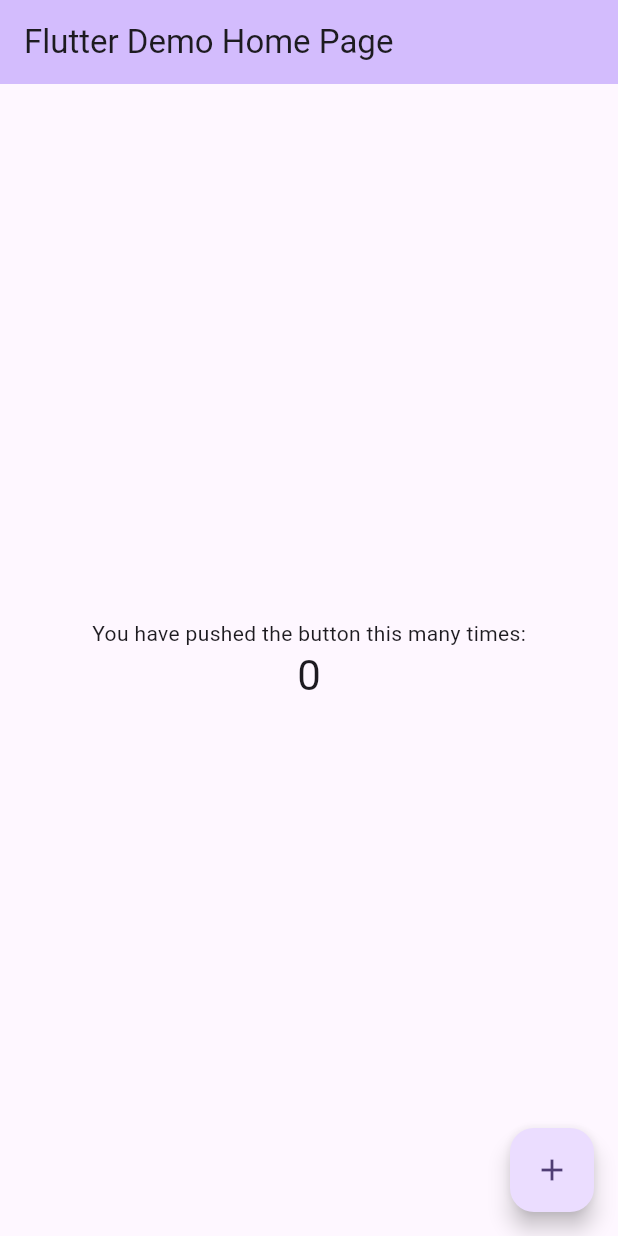
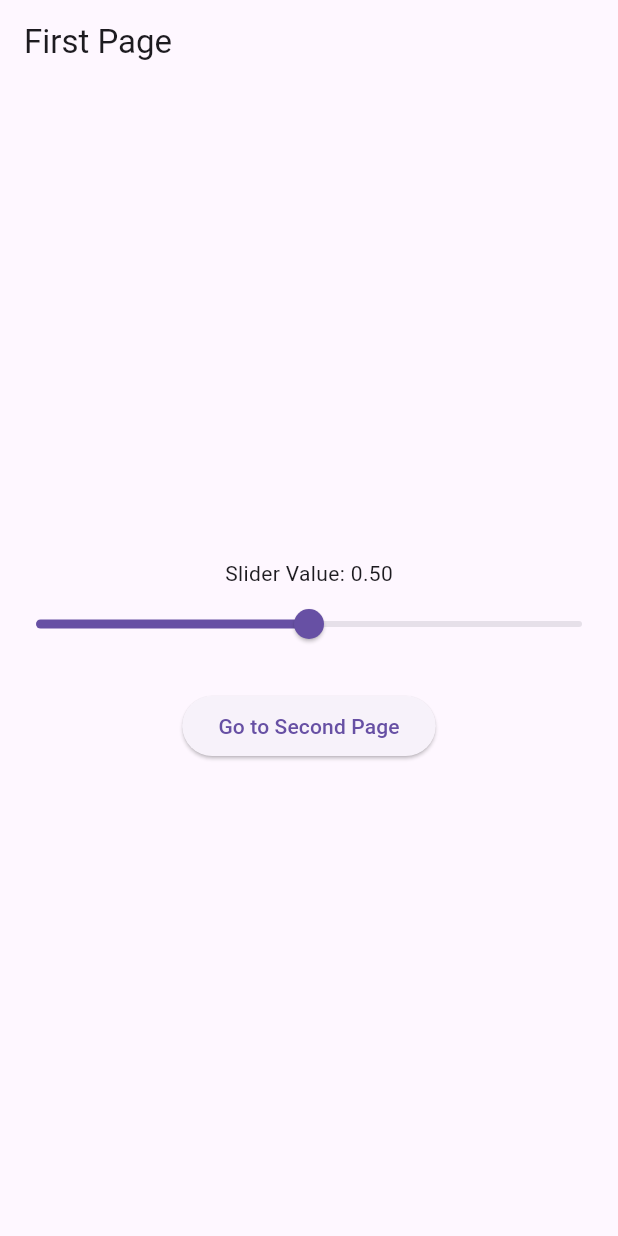
Before and after one commit to AndrewH2002/flutter_application_3, a Flutter app: the screen it shows after launch, on a phone screen of 412 x 824 dp. Run offline on Flutter 3.47's test engine with Material 3 defaults, Android fonts, the phone set to English and light mode, and no system bars.

Commit message:
tried implementing pages

```diff
--- a/lib/main.dart
+++ b/lib/main.dart
@@ -1,125 +1,105 @@
 import 'package:flutter/material.dart';
 
 void main() {
-  runApp(const MyApp());
+  runApp(MyApp());
 }
 
 class MyApp extends StatelessWidget {
-  const MyApp({super.key});
-
-  // This widget is the root of your application.commenttest
   @override
   Widget build(BuildContext context) {
     return MaterialApp(
-      title: 'Flutter Demo',
+      title: 'Flutter Multi-Page App',
       theme: ThemeData(
-        // This is the theme of your application.
-        //
-        // TRY THIS: Try running your application with "flutter run". You'll see
-        // the application has a purple toolbar. Then, without quitting the app,
-        // try changing the seedColor in the colorScheme below to Colors.green
-        // and then invoke "hot reload" (save your changes or press the "hot
-        // reload" button in a Flutter-supported IDE, or press "r" if you used
-        // the command line to start the app).
-        //
-        // Notice that the counter didn't reset back to zero; the application
-        // state is not lost during the reload. To reset the state, use hot
-        // restart instead.
-        //
-        // This works for code too, not just values: Most code changes can be
-        // tested with just a hot reload.
-        colorScheme: ColorScheme.fromSeed(seedColor: Colors.deepPurple),
-        useMaterial3: true,
+        primarySwatch: Colors.blue,
       ),
-      home: const MyHomePage(title: 'Flutter Demo Home Page'),
+      home: FirstPage(),
     );
   }
 }
 
-class MyHomePage extends StatefulWidget {
-  const MyHomePage({super.key, required this.title});
-
-  // This widget is the home page of your application. It is stateful, meaning
-  // that it has a State object (defined below) that contains fields that affect
-  // how it looks.
-
-  // This class is the configuration for the state. It holds the values (in this
-  // case the title) provided by the parent (in this case the App widget) and
-  // used by the build method of the State. Fields in a Widget subclass are
-  // always marked "final".
-
-  final String title;
-
+class FirstPage extends StatefulWidget {
   @override
-  State<MyHomePage> createState() => _MyHomePageState();
+  _FirstPageState createState() => _FirstPageState();
 }
 
-class _MyHomePageState extends State<MyHomePage> {
-  int _counter = 0;
-
-  void _incrementCounter() {
-    setState(() {
-      // This call to setState tells the Flutter framework that something has
-      // changed in this State, which causes it to rerun the build method below
-      // so that the display can reflect the updated values. If we changed
-      // _counter without calling setState(), then the build method would not be
-      // called again, and so nothing would appear to happen.
-      _counter++;
-    });
-  }
+class _FirstPageState extends State<FirstPage> {
+  double _sliderValue = 0.5;
 
   @override
   Widget build(BuildContext context) {
-    // This method is rerun every time setState is called, for instance as done
-    // by the _incrementCounter method above.
-    //
-    // The Flutter framework has been optimized to make rerunning build methods
-    // fast, so that you can just rebuild anything that needs updating rather
-    // than having to individually change instances of widgets.
     return Scaffold(
       appBar: AppBar(
-        // TRY THIS: Try changing the color here to a specific color (to
-        // Colors.amber, perhaps?) and trigger a hot reload to see the AppBar
-        // change color while the other colors stay the same.
-        backgroundColor: Theme.of(context).colorScheme.inversePrimary,
-        // Here we take the value from the MyHomePage object that was created by
-        // the App.build method, and use it to set our appbar title.
-        title: Text(widget.title),
+        title: Text('First Page'),
       ),
       body: Center(
-        // Center is a layout widget. It takes a single child and positions it
-        // in the middle of the parent.
         child: Column(
-          // Column is also a layout widget. It takes a list of children and
-          // arranges them vertically. By default, it sizes itself to fit its
-          // children horizontally, and tries to be as tall as its parent.
-          //
-          // Column has various properties to control how it sizes itself and
-          // how it positions its children. Here we use mainAxisAlignment to
-          // center the children vertically; the main axis here is the vertical
-          // axis because Columns are vertical (the cross axis would be
-          // horizontal).
-          //
-          // TRY THIS: Invoke "debug painting" (choose the "Toggle Debug Paint"
-          // action in the IDE, or press "p" in the console), to see the
-          // wireframe for each widget.
           mainAxisAlignment: MainAxisAlignment.center,
           children: <Widget>[
-            const Text(
-              'You have pushed the button this many times:',
+            Text('Slider Value: ${_sliderValue.toStringAsFixed(2)}'),
+            Slider(
+              value: _sliderValue,
+              onChanged: (newValue) {
+                setState(() {
+                  _sliderValue = newValue;
+                });
+              },
+              min: 0.0,
+              max: 1.0,
             ),
-            Text(
-              '$_counter',
-              style: Theme.of(context).textTheme.headlineMedium,
+            SizedBox(height: 20),
+            ElevatedButton(
+              onPressed: () {
+                Navigator.push(
+                  context,
+                  MaterialPageRoute(builder: (context) => SecondPage()),
+                );
+              },
+              child: Text('Go to Second Page'),
             ),
           ],
         ),
       ),
-      floatingActionButton: FloatingActionButton(
-        onPressed: _incrementCounter,
-        tooltip: 'Increment',
-        child: const Icon(Icons.add),
-      ), // This trailing comma makes auto-formatting nicer for build methods.
     );
   }
 }
+
+class SecondPage extends StatefulWidget {
+  @override
+  _SecondPageState createState() => _SecondPageState();
+}
+
+class _SecondPageState extends State<SecondPage> {
+  bool _switchValue = false;
+
+  @override
+  Widget build(BuildContext context) {
+    return Scaffold(
+      appBar: AppBar(
+        title: Text('Second Page'),
+      ),
+      body: Center(
+        child: Column(
+          mainAxisAlignment: MainAxisAlignment.center,
+          children: <Widget>[
+            Text('Switch is ${_switchValue ? 'ON' : 'OFF'}'),
+            Switch(
+              value: _switchValue,
+              onChanged: (newValue) {
+                setState(() {
+                  _switchValue = newValue;
+                });
+              },
+            ),
+            SizedBox(height: 20),
+            ElevatedButton(
+              onPressed: () {
+                Navigator.pop(context);
+              },
+              child: Text('Go Back to First Page'),
+            ),
+          ],
+        ),
+      ),
+    );
+  }
+}
```
